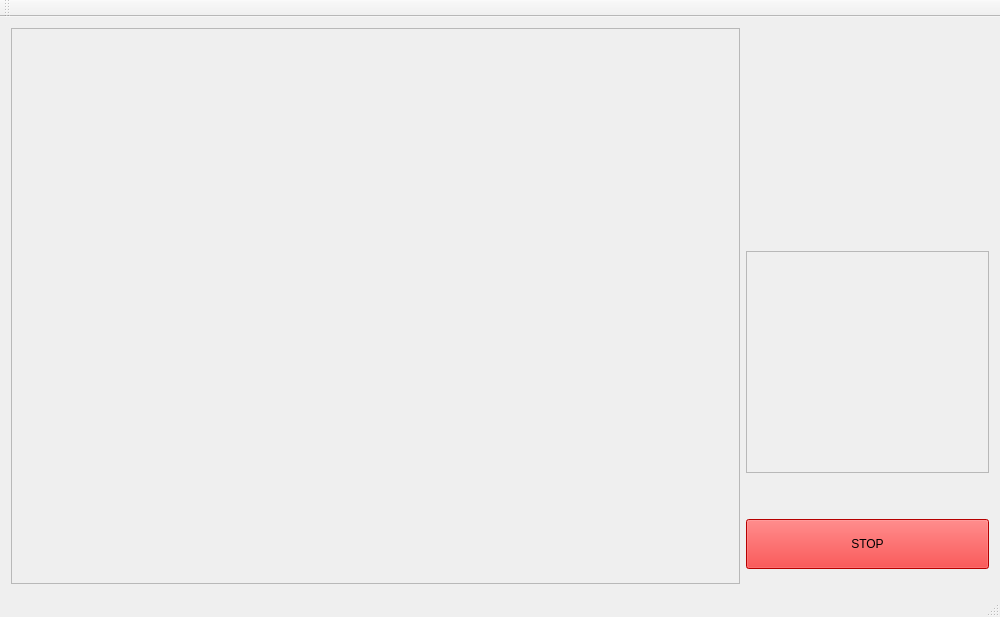
This is mainwindow.ui in LadislavBrecka/HMI-Semi_auto as Qt 5 draws it before an edit. The edited form follows.
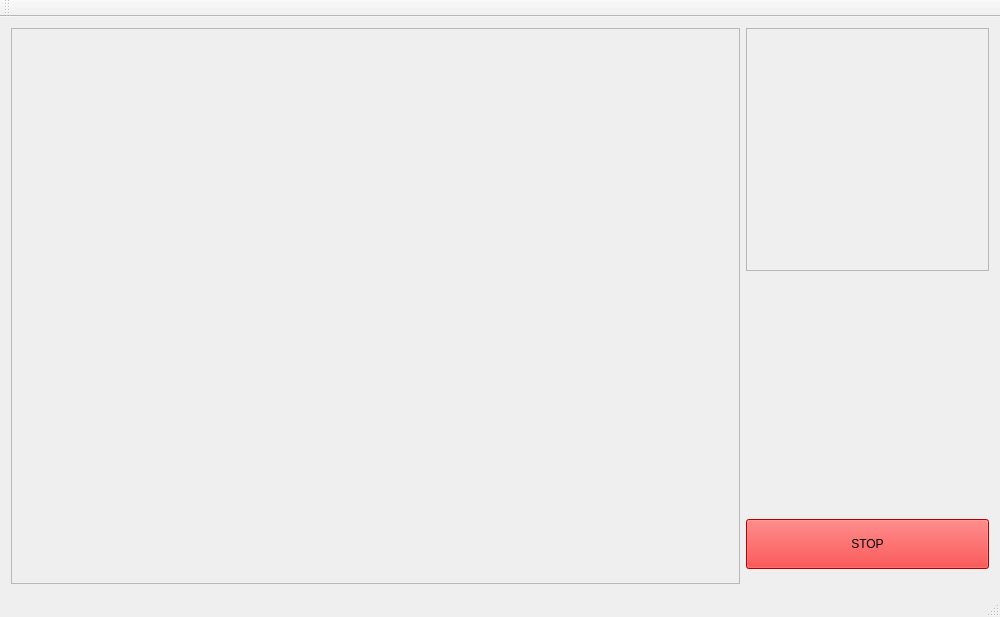
This is the edited form.

Commit message: Finisnhed layouts

```diff
--- a/mainwindow.ui
+++ b/mainwindow.ui
@@ -22,17 +22,20 @@
    </property>
    <layout class="QGridLayout" name="gridLayout_3" rowstretch="1" columnstretch="3,1">
     <item row="0" column="1">
-     <layout class="QGridLayout" name="gridLayout_2" rowstretch="1,1,0,0,0,0,0,1" columnstretch="0" rowminimumheight="0,0,0,0,0,0,0,0">
+     <layout class="QGridLayout" name="gridLayout_2" rowstretch="1,1,0,0,0,0,0" columnstretch="0">
       <property name="sizeConstraint">
        <enum>QLayout::SetDefaultConstraint</enum>
       </property>
       <property name="leftMargin">
        <number>0</number>
       </property>
+      <property name="topMargin">
+       <number>0</number>
+      </property>
       <property name="bottomMargin">
        <number>15</number>
       </property>
-      <item row="1" column="0">
+      <item row="0" column="0">
        <widget class="QFrame" name="cameraFrame">
         <property name="enabled">
          <bool>true</bool>
@@ -79,7 +82,7 @@
         </property>
        </widget>
       </item>
-      <item row="2" column="0">
+      <item row="1" column="0">
        <spacer name="verticalSpacer">
         <property name="orientation">
          <enum>Qt::Vertical</enum>
@@ -92,19 +95,6 @@
         </property>
        </spacer>
       </item>
-      <item row="0" column="0">
-       <spacer name="verticalSpacer_2">
-        <property name="orientation">
-         <enum>Qt::Vertical</enum>
-        </property>
-        <property name="sizeHint" stdset="0">
-         <size>
-          <width>20</width>
-          <height>40</height>
-         </size>
-        </property>
-       </spacer>
-      </item>
      </layout>
     </item>
     <item row="0" column="0">
```
Left out of the diff: 2 changed lines with no effect on the pictures. The commit also changes 1 other file.
